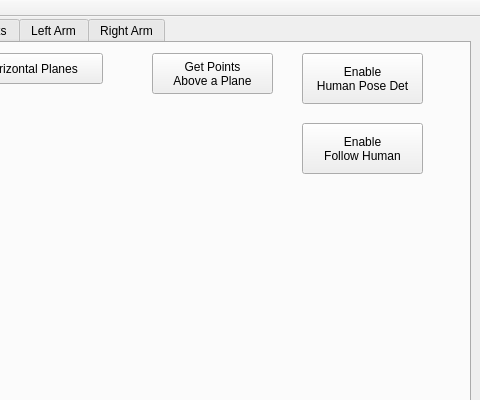
First picture: the form in catkin_ws/src/hri/justina/justina_gui/src/MainWindow.ui, repository RobotJustina/Juskeshino, before the edit; both pictures show x 200 to 680 and y 0 to 400 of the 680 by 483 pixel window.
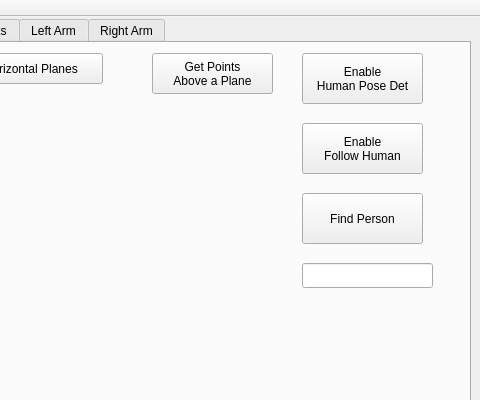
Second picture: the form after the edit. The open tabs and pages were chosen to show the change.

Commit message: cambios en la gui y avance nodo reconocimiento de caras

Diff of the .ui file:
```diff
--- a/catkin_ws/src/hri/justina/justina_gui/src/MainWindow.ui
+++ b/catkin_ws/src/hri/justina/justina_gui/src/MainWindow.ui
@@ -1218,6 +1218,29 @@
 Follow Human</string>
       </property>
      </widget>
+     <widget class="QPushButton" name="visBtnFindPerson">
+      <property name="geometry">
+       <rect>
+        <x>500</x>
+        <y>150</y>
+        <width>121</width>
+        <height>51</height>
+       </rect>
+      </property>
+      <property name="text">
+       <string>Find Person</string>
+      </property>
+     </widget>
+     <widget class="QLineEdit" name="visTxtFindPersonName">
+      <property name="geometry">
+       <rect>
+        <x>500</x>
+        <y>220</y>
+        <width>131</width>
+        <height>25</height>
+       </rect>
+      </property>
+     </widget>
     </widget>
     <widget class="QWidget" name="tabSimpleTasks">
      <attribute name="title">
```
Left out of the diff: 2 changed lines with no effect on the pictures. The commit also changes 7 other files.
